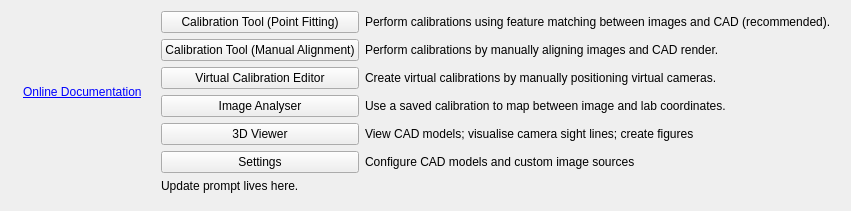
Before: the Qt Designer form calcam/gui/qt_designer_files/launcher.ui in euratom-software/calcam, drawn with Qt 5.
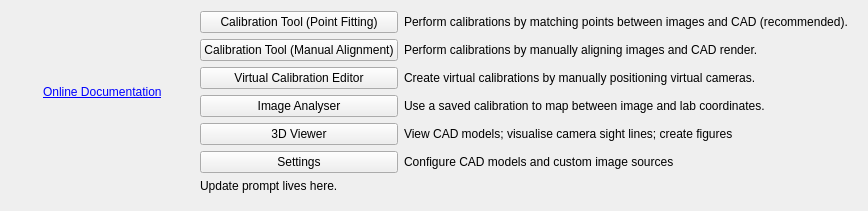
After: the same form once the commit is applied.

Patch:
```diff
--- a/calcam/gui/qt_designer_files/launcher.ui
+++ b/calcam/gui/qt_designer_files/launcher.ui
@@ -6,7 +6,7 @@
    <rect>
     <x>0</x>
     <y>0</y>
-    <width>851</width>
+    <width>868</width>
     <height>211</height>
    </rect>
   </property>
@@ -75,7 +75,7 @@
       <item row="0" column="3">
        <widget class="QLabel" name="label">
         <property name="text">
-         <string>Perform calibrations using feature matching between images and CAD (recommended).</string>
+         <string>Perform calibrations by matching points between images and CAD (recommended).</string>
         </property>
        </widget>
       </item>
```
